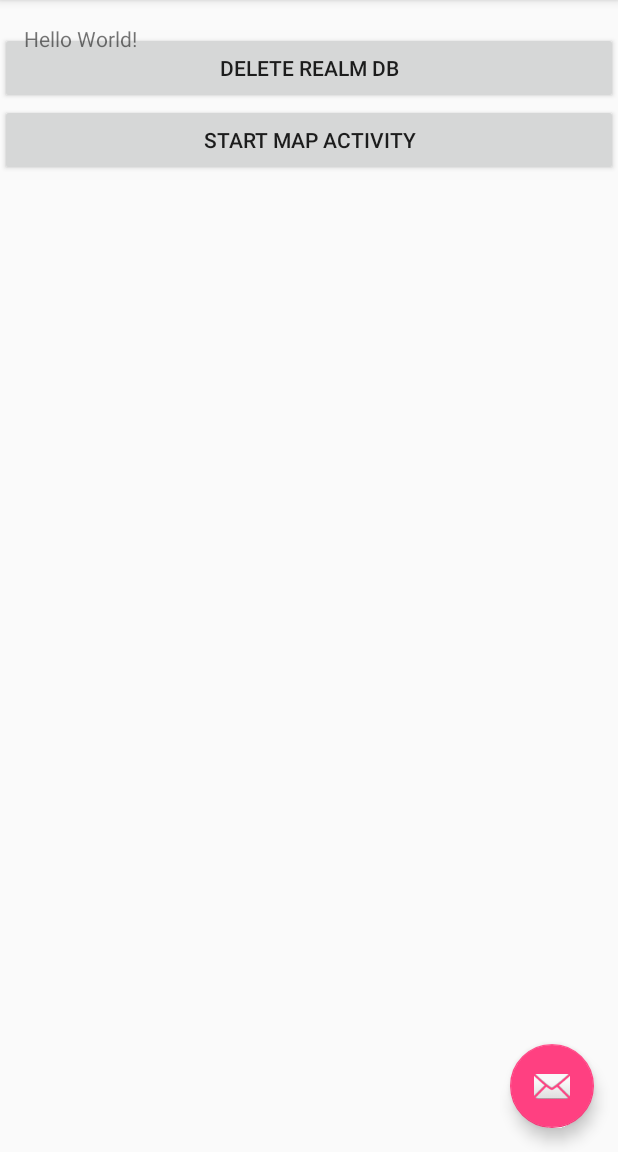
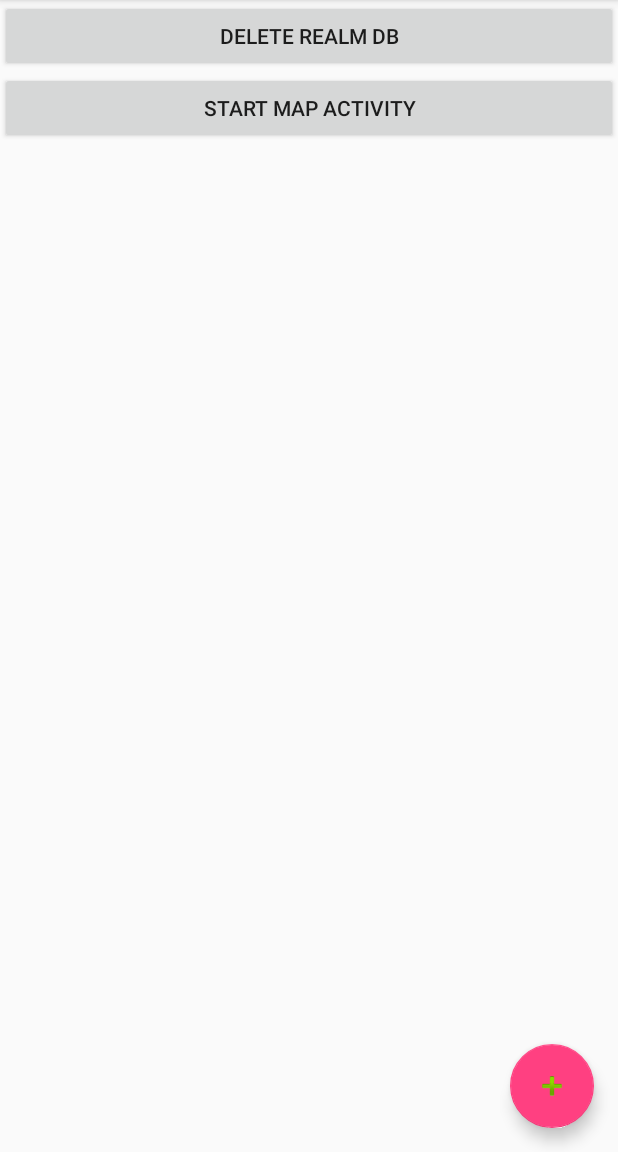
Before and after one commit to loudedtwist/RovTracker, an Android app: the screen it shows after launch (App), on a phone screen of 412 x 824 dp, the part 84-1236 px from its top. Run offline under Robolectric (Android 15) with nearby library versions, the phone set to English and light mode, and no system bars; libraries missing offline, so code that uses them is left out: io.realm; 5 statements that could not run were skipped.

Commit message:
clean UI

```diff
--- a/app/src/main/res/layout/activity_main.xml
+++ b/app/src/main/res/layout/activity_main.xml
@@ -22,30 +22,21 @@
 
     </android.support.design.widget.AppBarLayout>
 
+    <include layout="@layout/content_main"/>
+
+    <android.support.design.widget.FloatingActionButton
+        android:id="@+id/fab"
+        android:layout_width="wrap_content"
+        android:layout_height="wrap_content"
+        android:layout_gravity="bottom|end"
+        android:layout_margin="@dimen/fab_margin"
+        app:srcCompat="@android:drawable/ic_input_add"/>
+
     <LinearLayout
         android:orientation="vertical"
+        android:layout_marginTop="?attr/actionBarSize"
         android:layout_width="match_parent"
-        android:layout_height="277dp">
-
-        <TextView
-            android:layout_width="match_parent"
-            android:layout_height="wrap_content"
-            android:id="@+id/textView4"/>
-
-        <TextView
-            android:layout_width="match_parent"
-            android:layout_height="wrap_content"
-            android:id="@+id/textView3"/>
-
-        <TextView
-            android:layout_width="match_parent"
-            android:layout_height="wrap_content"
-            android:id="@+id/textView2"/>
-
-        <TextView
-            android:layout_width="match_parent"
-            android:layout_height="wrap_content"
-            android:id="@+id/textView"/>
+        android:layout_height="wrap_content">
 
         <Button
             android:text="Delete Realm DB"
@@ -60,14 +51,4 @@
             android:id="@+id/startMapActivity"/>
     </LinearLayout>
 
-    <include layout="@layout/content_main"/>
-
-    <android.support.design.widget.FloatingActionButton
-        android:id="@+id/fab"
-        android:layout_width="wrap_content"
-        android:layout_height="wrap_content"
-        android:layout_gravity="bottom|end"
-        android:layout_margin="@dimen/fab_margin"
-        app:srcCompat="@android:drawable/ic_dialog_email"/>
-
 </android.support.design.widget.CoordinatorLayout>
--- a/app/src/main/res/layout/content_main.xml
+++ b/app/src/main/res/layout/content_main.xml
@@ -14,8 +14,4 @@
     tools:context="de.archaeonautic.rovtracker.App"
     tools:showIn="@layout/activity_main">
 
-    <TextView
-        android:layout_width="wrap_content"
-        android:layout_height="wrap_content"
-        android:text="Hello World!"/>
 </RelativeLayout>
```
Also changed, not shown: app/src/main/AndroidManifest.xml (+1 -9 lines), app/src/main/res/layout/map.xml (renamed from app/src/main/res/layout/polyline_demo.xml, +0 -26 lines).
